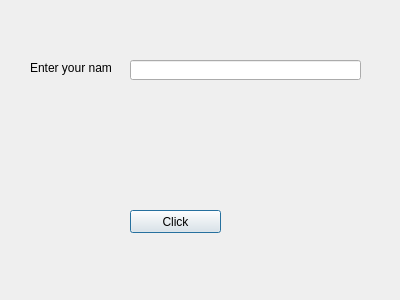
Old version of the form Chapter1/demoLineEdit.ui in the repository waltprorok/qtpy_gui_book.
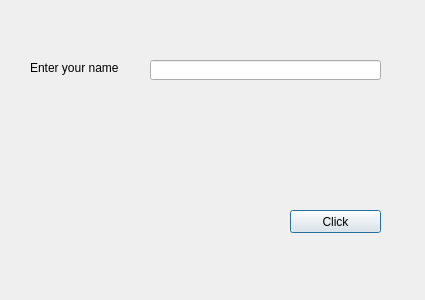
New version of the form.

Patch:
```diff
--- a/Chapter1/demoLineEdit.ui
+++ b/Chapter1/demoLineEdit.ui
@@ -6,7 +6,7 @@
    <rect>
     <x>0</x>
     <y>0</y>
-    <width>400</width>
+    <width>425</width>
     <height>300</height>
    </rect>
   </property>
@@ -18,7 +18,7 @@
     <rect>
      <x>30</x>
      <y>60</y>
-     <width>81</width>
+     <width>121</width>
      <height>16</height>
     </rect>
    </property>
@@ -42,7 +42,7 @@
   <widget class="QLineEdit" name="lineEditName">
    <property name="geometry">
     <rect>
-     <x>130</x>
+     <x>150</x>
      <y>60</y>
      <width>231</width>
      <height>20</height>
@@ -52,7 +52,7 @@
   <widget class="QPushButton" name="ButtonClickMe">
    <property name="geometry">
     <rect>
-     <x>130</x>
+     <x>290</x>
      <y>210</y>
      <width>91</width>
      <height>23</height>
```
